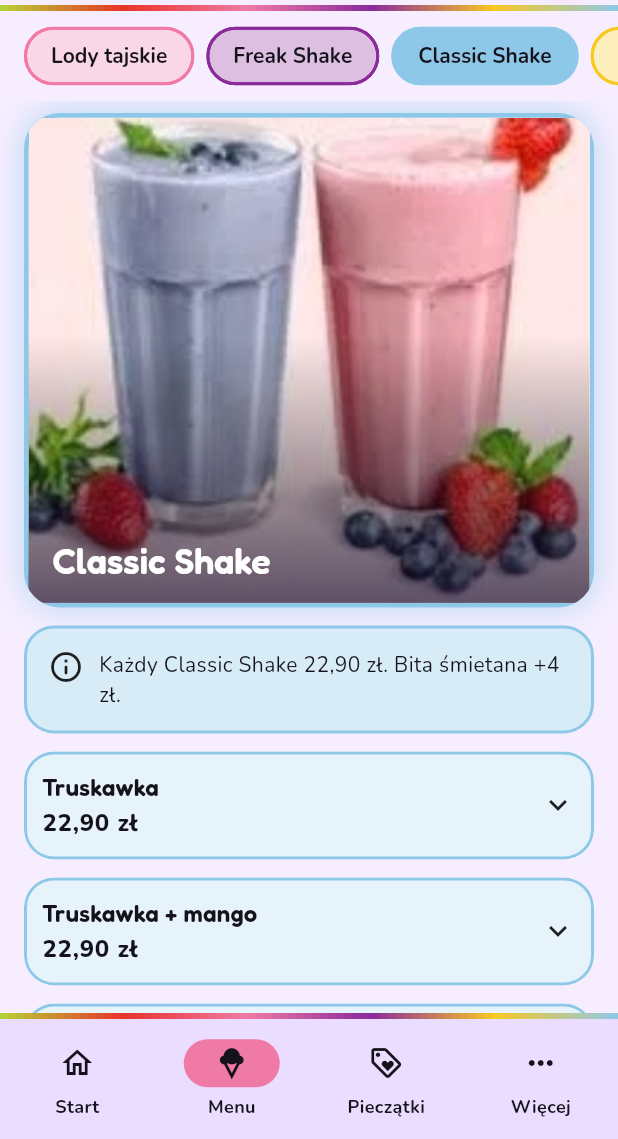
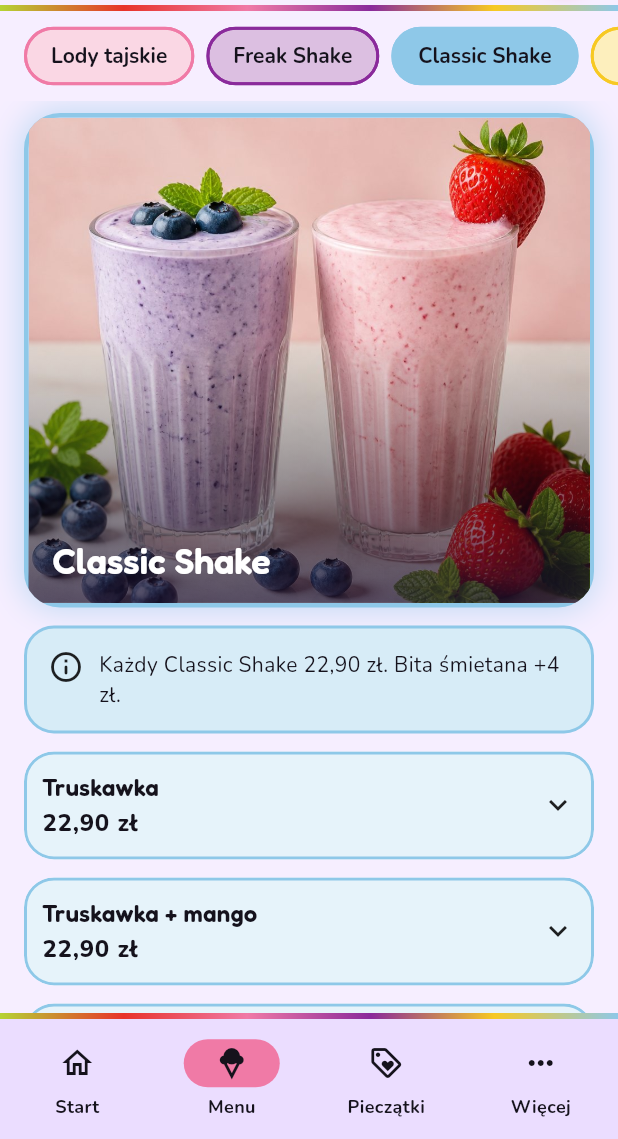
Before and after one commit to Przepiores/Rollls, a Flutter app: the MenuScreen screen opened by its route, after a tap on "Freak Shake", after a tap on "Classic Shake", on a phone screen of 412 x 824 dp, the part 97-1236 px from its top. Run offline on Flutter 3.47's test engine with Material 3 defaults, Android fonts, the phone set to English and light mode, and no system bars; our stand-ins replace flutter_riverpod, go_router, google_fonts, qr_flutter; missing offline and left inert: mobile_scanner; generated files the repository leaves out were written again.

Commit message:
Ostre zdjęcie Classic Shake z Canvy
Co-Authored-By: Claude Opus 5.5 <noreply@anthropic.com>
Claude-Session: https://claude.ai/code/session_01JaDu18GVR1epT6cWtQhLSW

```diff
--- a/lib/data/menu_data.dart
+++ b/lib/data/menu_data.dart
@@ -36,7 +36,7 @@ const categories = [
   MenuCategory(
     id: 'classic',
     image: 'assets/images/classic_shake.jpg',
-    imageAlignment: Alignment(0, -0.6),
+    imageAlignment: Alignment(0, 0.3),
     name: L('Classic Shake', 'Classic Shake'),
     color: RollColors.sky,
     note: L(
```
Also changed, not shown: assets/images/classic_shake.jpg.
